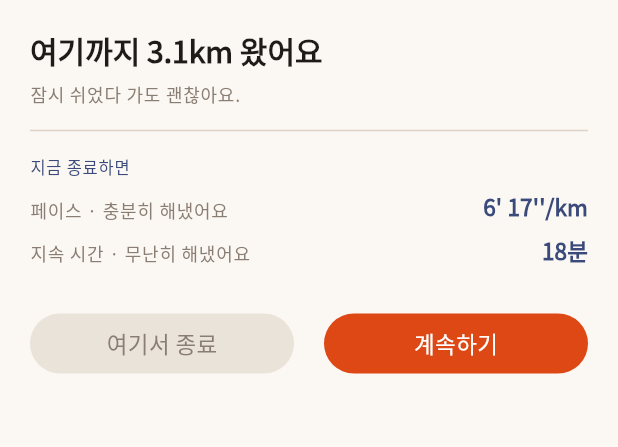
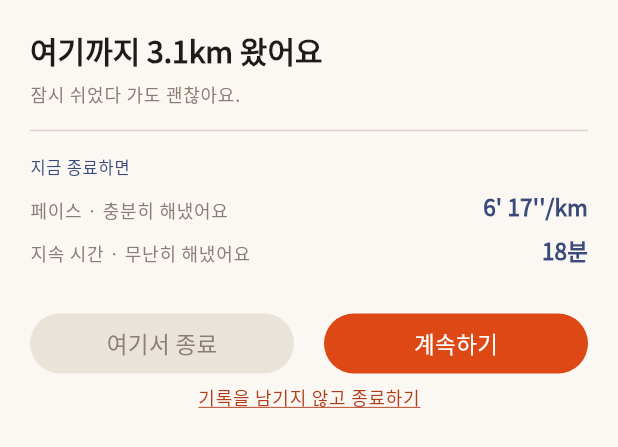
Before and after one commit to neont21/move-sketch, a Flutter app: the SessionPauseDialog widget shown alone on an empty page, opened directly, on a phone screen of 412 x 824 dp. Shown: the top 447 px of the screen. Run offline on Flutter 3.47's test engine with Material 3 defaults, Android fonts, the phone set to English and light mode, and no system bars; our stand-ins replace animated_toggle_switch, flutter_map, flutter_svg, go_router, image_picker, latlong2 and 3 more; accounts and stored records are empty; project files that could hold a hidden picture were left out.

Commit message:
feat: add view for exiting without saving #22

```diff
--- a/lib/dialogs/session_pause_dialog.dart
+++ b/lib/dialogs/session_pause_dialog.dart
@@ -1,5 +1,6 @@
 import 'package:flutter/material.dart';
 import 'package:go_router/go_router.dart';
+import 'package:move_sketch/dialogs/system_alert_dialog.dart';
 import '../widgets/dialog_action_buttons.dart';
 import '../pages/session_tracking_page.dart';
 import '../models/mock_mission_data.dart';
@@ -66,7 +67,7 @@ class SessionPauseDialog extends StatelessWidget {
               ),
             ],
           ),
-          const SizedBox(height: 16,),
+          const SizedBox(height: 16),
           DialogActionButtons(
             confirmText: '계속하기',
             onConfirm: () {
@@ -77,6 +78,34 @@ class SessionPauseDialog extends StatelessWidget {
               context.go('/session-result/${_sessionData.id}');
             },
           ),
+          GestureDetector(
+            onTap: () {
+              showDialog(
+                context: context,
+                builder: (context) => Dialog(
+                  child: SystemAlertDialog(
+                    title: '정말 기록을 남기지 않나요?',
+                    description: '기록을 남기지 않고 종료하면 되돌릴 수 없어요.',
+                    confirmText: '그래도 종료',
+                    onConfirm: () {
+                      context.pop();
+                      context.go('/home');
+                    },
+                  ),
+                ),
+              );
+            },
+            child: Center(
+              child: Text(
+                '기록을 남기지 않고 종료하기',
+                style: textTheme.labelMedium?.copyWith(
+                  color: colorScheme.error,
+                  decoration: TextDecoration.underline,
+                  decorationColor: colorScheme.error,
+                ),
+              ),
+            ),
+          ),
         ],
       ),
     );
```
